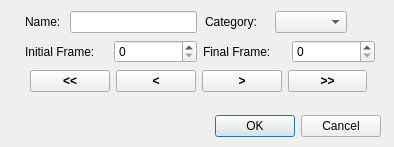
Old version of the form modules/app/dialogframebased.ui in the repository smartsenselab/SSAT.
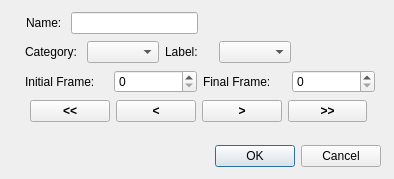
New version of the form.

The edit to the form file:
```diff
--- a/modules/app/dialogframebased.ui
+++ b/modules/app/dialogframebased.ui
@@ -7,7 +7,7 @@
     <x>0</x>
     <y>0</y>
     <width>394</width>
-    <height>147</height>
+    <height>179</height>
    </rect>
   </property>
   <property name="windowTitle">
@@ -17,7 +17,7 @@
    <property name="geometry">
     <rect>
      <x>80</x>
-     <y>110</y>
+     <y>140</y>
      <width>301</width>
      <height>32</height>
     </rect>
@@ -33,7 +33,7 @@
    <property name="geometry">
     <rect>
      <x>25</x>
-     <y>40</y>
+     <y>70</y>
      <width>350</width>
      <height>23</height>
     </rect>
@@ -69,55 +69,11 @@
     </item>
    </layout>
   </widget>
-  <widget class="QWidget" name="">
-   <property name="geometry">
-    <rect>
-     <x>25</x>
-     <y>10</y>
-     <width>172</width>
-     <height>24</height>
-    </rect>
-   </property>
-   <layout class="QHBoxLayout" name="horizontalLayout_3">
-    <item>
-     <widget class="QLabel" name="label">
-      <property name="text">
-       <string>Name: </string>
-      </property>
-     </widget>
-    </item>
-    <item>
-     <widget class="QLineEdit" name="lineEdit"/>
-    </item>
-   </layout>
-  </widget>
-  <widget class="QWidget" name="">
-   <property name="geometry">
-    <rect>
-     <x>205</x>
-     <y>10</y>
-     <width>142</width>
-     <height>24</height>
-    </rect>
-   </property>
-   <layout class="QHBoxLayout" name="horizontalLayout_2">
-    <item>
-     <widget class="QLabel" name="label_2">
-      <property name="text">
-       <string>Category: </string>
-      </property>
-     </widget>
-    </item>
-    <item>
-     <widget class="QComboBox" name="comboBox"/>
-    </item>
-   </layout>
-  </widget>
   <widget class="QWidget" name="">
    <property name="geometry">
     <rect>
      <x>30</x>
-     <y>70</y>
+     <y>100</y>
      <width>337</width>
      <height>23</height>
     </rect>
@@ -177,6 +133,60 @@
     </item>
    </layout>
   </widget>
+  <widget class="QWidget" name="">
+   <property name="geometry">
+    <rect>
+     <x>25</x>
+     <y>40</y>
+     <width>266</width>
+     <height>24</height>
+    </rect>
+   </property>
+   <layout class="QHBoxLayout" name="horizontalLayout_2">
+    <item>
+     <widget class="QLabel" name="labelCategory">
+      <property name="text">
+       <string>Category: </string>
+      </property>
+     </widget>
+    </item>
+    <item>
+     <widget class="QComboBox" name="comboBoxCategory"/>
+    </item>
+    <item>
+     <widget class="QLabel" name="labelLabel">
+      <property name="text">
+       <string>Label: </string>
+      </property>
+     </widget>
+    </item>
+    <item>
+     <widget class="QComboBox" name="comboBoxLabel"/>
+    </item>
+   </layout>
+  </widget>
+  <widget class="QWidget" name="">
+   <property name="geometry">
+    <rect>
+     <x>26</x>
+     <y>11</y>
+     <width>172</width>
+     <height>24</height>
+    </rect>
+   </property>
+   <layout class="QHBoxLayout" name="horizontalLayout_3">
+    <item>
+     <widget class="QLabel" name="label">
+      <property name="text">
+       <string>Name: </string>
+      </property>
+     </widget>
+    </item>
+    <item>
+     <widget class="QLineEdit" name="lineEdit"/>
+    </item>
+   </layout>
+  </widget>
   <zorder>buttonBox</zorder>
   <zorder>layoutWidget</zorder>
   <zorder>layoutWidget</zorder>
```
Left out of the diff: 6 changed lines with no effect on the pictures.
